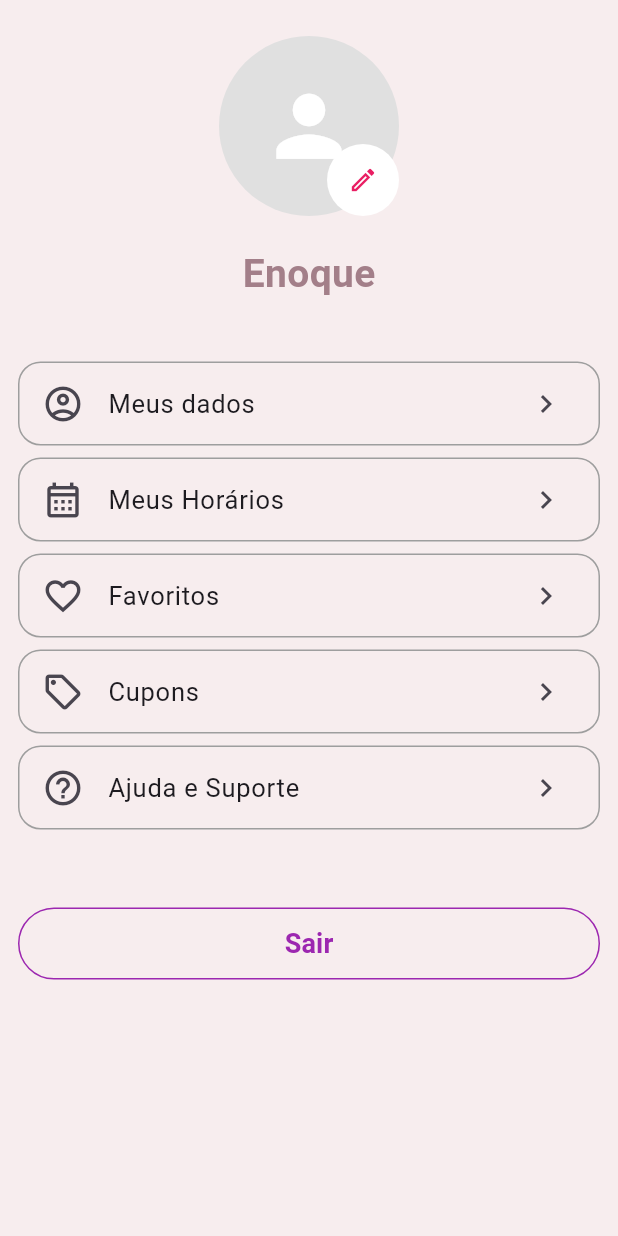
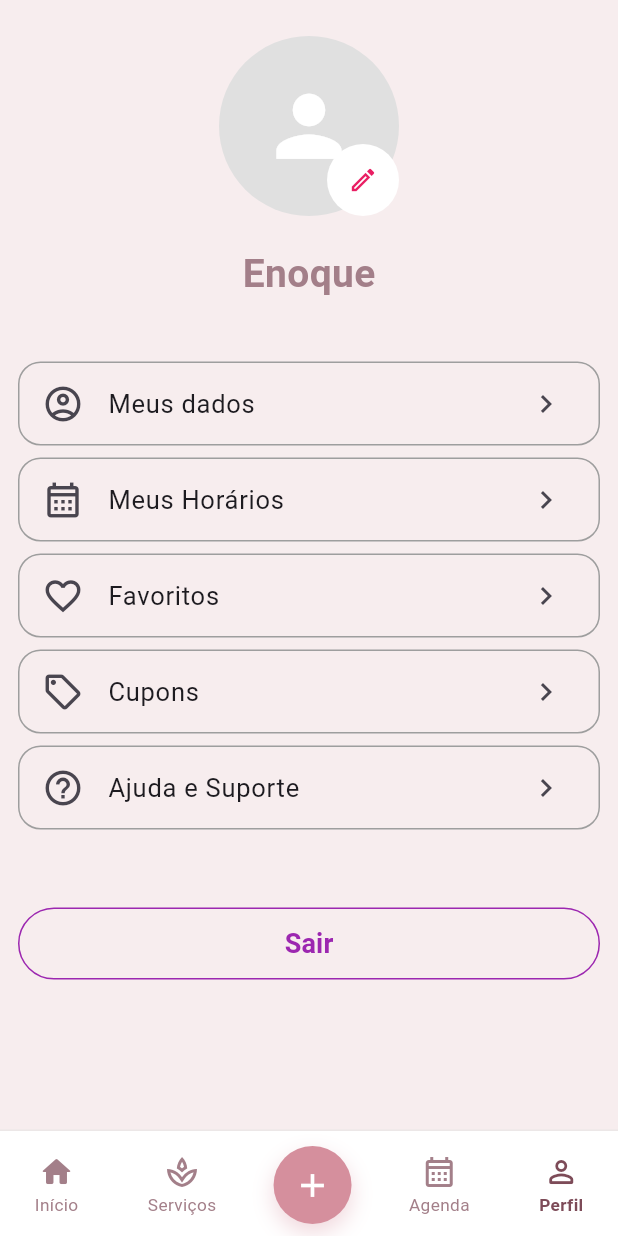
Before and after one commit to EnoqueAzevedo/software-product, a Flutter app: the PerfilScreen screen opened directly, on a phone screen of 412 x 824 dp. Run offline on Flutter 3.47's test engine with Material 3 defaults, Android fonts, the phone set to English and light mode, and no system bars; our stand-ins replace file_picker, image_picker, shared_preferences; accounts and stored records are empty; network calls fail.

Commit message:
atualizacoa barra pagina perfil

```diff
--- a/app/lib/pages/perfil.dart
+++ b/app/lib/pages/perfil.dart
@@ -1,5 +1,5 @@
 
-//import 'dart:typed_data';
+import 'dart:typed_data';
 
 import 'package:flutter/foundation.dart';
 import 'package:flutter/material.dart';
@@ -7,6 +7,9 @@ import 'package:image_picker/image_picker.dart';
 import 'package:file_picker/file_picker.dart';
 
 import '../theme/app_theme.dart';
+import 'home_screen.dart';
+import 'meus_agendamentos.dart';
+import 'servico.dart';
 
 
 class PerfilScreen extends StatefulWidget {
@@ -154,6 +157,9 @@ class _PerfilScreenState extends State<PerfilScreen> {
   Widget build(BuildContext context) {
     return Scaffold(
       body: SafeArea(
+        child: Column(
+          children: [
+            Expanded(
               child: SingleChildScrollView(
                 padding: const EdgeInsets.symmetric(vertical: 24),
                 child: Column(
@@ -202,7 +208,6 @@ class _PerfilScreenState extends State<PerfilScreen> {
                       ),
                     ),
                     const SizedBox(height: 36),
-
                     _itemMenu(
                       icone: Icons.account_circle_outlined,
                       titulo: 'Meus dados',
@@ -223,26 +228,17 @@ class _PerfilScreenState extends State<PerfilScreen> {
                       icone: Icons.help_outline,
                       titulo: 'Ajuda e Suporte',
                     ),
-
                     const SizedBox(height: 48),
-
                     Padding(
-                padding: const EdgeInsets.symmetric(
-                  horizontal: 12,
-                ),
+                      padding: const EdgeInsets.symmetric(horizontal: 12),
                       child: OutlinedButton(
                         onPressed: () {
                           // Implementar o encerramento da sessão.
                         },
                         style: OutlinedButton.styleFrom(
-                    minimumSize: const Size(
-                      double.infinity,
-                      48,
-                    ),
+                          minimumSize: const Size(double.infinity, 48),
                           foregroundColor: Colors.purple,
-                    side: const BorderSide(
-                      color: Colors.purple,
-                    ),
+                          side: const BorderSide(color: Colors.purple),
                         ),
                         child: const Text(
                           'Sair',
@@ -254,6 +250,163 @@ class _PerfilScreenState extends State<PerfilScreen> {
                 ),
               ),
             ),
+            const _BottomNavBar(),
+          ],
+        ),
+      ),
     );
   }
 }
+
+// Barra inferior com o mesmo padrão visual da Home e de Meus Agendamentos.
+class _BottomNavBar extends StatelessWidget {
+  const _BottomNavBar();
+
+  @override
+  Widget build(BuildContext context) {
+    return Container(
+      padding: const EdgeInsets.only(top: 10, bottom: 8),
+      decoration: const BoxDecoration(
+        color: AppColors.cardBackground,
+        border: Border(
+          top: BorderSide(color: AppColors.divider, width: 1),
+        ),
+      ),
+      child: Center(
+        child: ConstrainedBox(
+          constraints: const BoxConstraints(maxWidth: 600),
+          child: Row(
+            mainAxisAlignment: MainAxisAlignment.spaceAround,
+            crossAxisAlignment: CrossAxisAlignment.center,
+            children: [
+              _NavItem(
+                icon: Icons.home_rounded,
+                label: 'Início',
+                onTap: () {
+                  Navigator.pushAndRemoveUntil(
+                    context,
+                    MaterialPageRoute(
+                      builder: (_) => const HomeScreen(),
+                    ),
+                    (route) => false,
+                  );
+                },
+              ),
+              _NavItem(
+                icon: Icons.spa_outlined,
+                label: 'Serviços',
+                onTap: () {
+                  Navigator.push(
+                    context,
+                    MaterialPageRoute(
+                      builder: (_) => const ServicoScreen(),
+                    ),
+                  );
+                },
+              ),
+              _NavFabItem(
+                onTap: () {
+                  Navigator.push(
+                    context,
+                    MaterialPageRoute(
+                      builder: (_) => const ServicoScreen(),
+                    ),
+                  );
+                },
+              ),
+              _NavItem(
+                icon: Icons.calendar_month_outlined,
+                label: 'Agenda',
+                onTap: () {
+                  Navigator.push(
+                    context,
+                    MaterialPageRoute(
+                      builder: (_) => const MeusAgendamentosScreen(),
+                    ),
+                  );
+                },
+              ),
+              const _NavItem(
+                icon: Icons.person_outline_rounded,
+                label: 'Perfil',
+                selected: true,
+              ),
+            ],
+          ),
+        ),
+      ),
+    );
+  }
+}
+
+class _NavItem extends StatelessWidget {
+  const _NavItem({
+    required this.icon,
+    required this.label,
+    this.selected = false,
+    this.onTap,
+  });
+
+  final IconData icon;
+  final String label;
+  final bool selected;
+  final VoidCallback? onTap;
+
+  @override
+  Widget build(BuildContext context) {
+    final color = selected ? AppColors.accentDark : AppColors.textSecondary;
+
+    return InkWell(
+      onTap: onTap,
+      borderRadius: BorderRadius.circular(8),
+      child: Padding(
+        padding: const EdgeInsets.symmetric(horizontal: 8, vertical: 4),
+        child: Column(
+          mainAxisSize: MainAxisSize.min,
+          children: [
+            Icon(icon, color: color, size: 24),
+            const SizedBox(height: 2),
+            Text(
+              label,
+              style: TextStyle(
+                color: color,
+                fontSize: 11.5,
+                fontWeight: selected ? FontWeight.w600 : FontWeight.w400,
+              ),
+            ),
+          ],
+        ),
+      ),
+    );
+  }
+}
+
+class _NavFabItem extends StatelessWidget {
+  const _NavFabItem({required this.onTap});
+
+  final VoidCallback onTap;
+
+  @override
+  Widget build(BuildContext context) {
+    return InkWell(
+      onTap: onTap,
+      borderRadius: BorderRadius.circular(28),
+      child: Container(
+        width: 52,
+        height: 52,
+        decoration: BoxDecoration(
+          color: AppColors.accent,
+          shape: BoxShape.circle,
+          boxShadow: [
+            BoxShadow(
+              color: AppColors.accent.withValues(alpha: 0.35),
+              blurRadius: 12,
+              offset: const Offset(0, 6),
+            ),
+          ],
+        ),
+        child: const Icon(Icons.add, color: Colors.white, size: 26),
+      ),
+    );
+  }
+}
```
Lines whose indentation alone changed are shown as unchanged.
